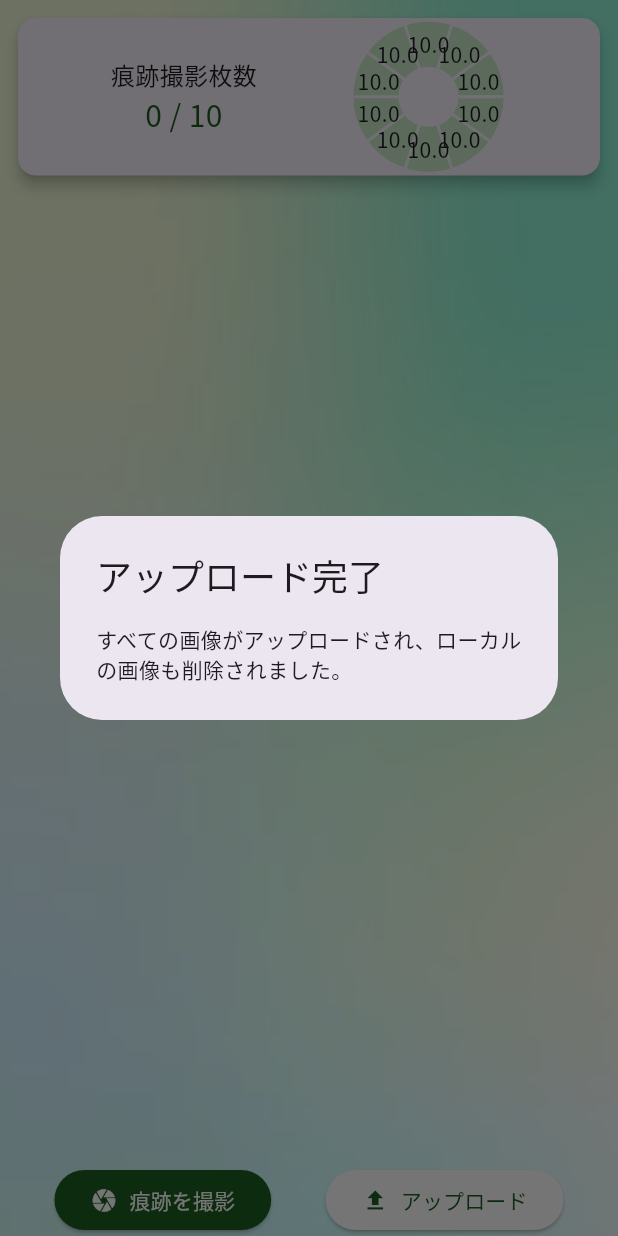
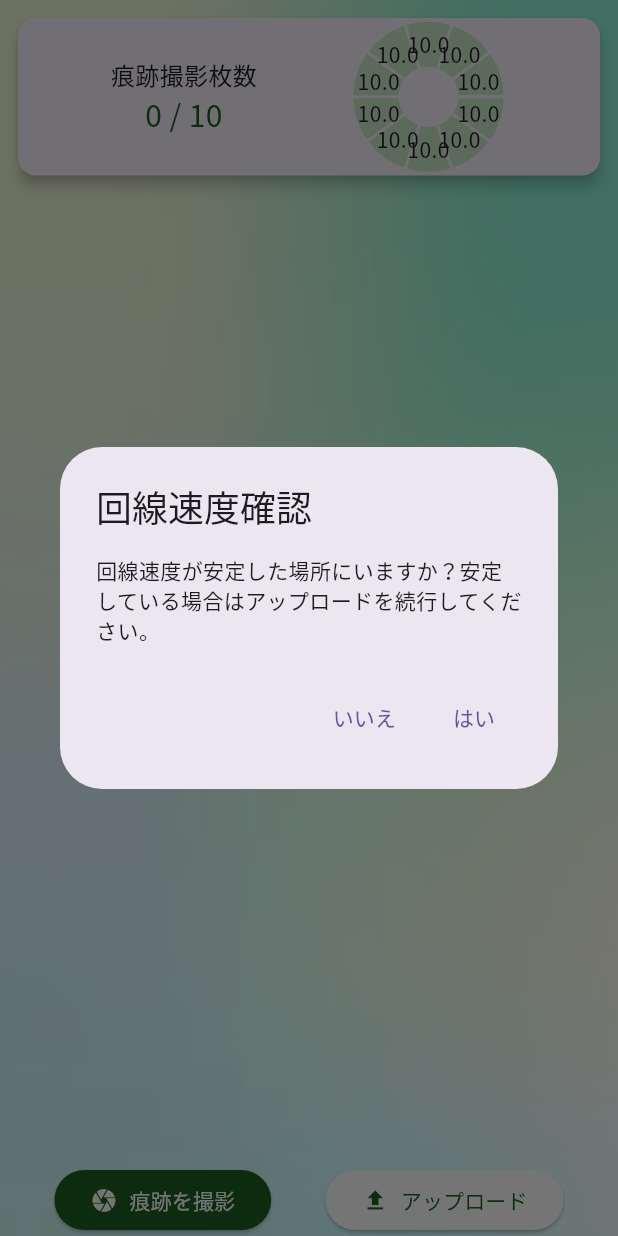
Before and after one commit to shogo1229/wildlife_app, a Flutter app: the Local_Camera screen opened directly, after a tap on "アップロード", on a phone screen of 412 x 824 dp. Run offline on Flutter 3.47's test engine with Material 3 defaults, Android fonts, the phone set to English and light mode, and no system bars; drawn by our look-alikes of fl_chart; our stand-ins replace camera, cloud_firestore, connectivity_plus, firebase_auth, firebase_core, firebase_storage and 7 more; accounts and stored records are empty; generated files the repository leaves out were written again; project files that could hold a hidden picture were left out.

Commit message:
[feat] アップロード前の確認追加

```diff
--- a/lib/widgets/organisms/trace_up/local_camera.dart
+++ b/lib/widgets/organisms/trace_up/local_camera.dart
@@ -413,6 +413,37 @@ class _Local_CameraState extends State<Local_Camera> {
       return;
     }
 
+    // ネットワーク速度が安定しているか確認するメッセージ
+    bool confirmUpload = await showDialog(
+      context: context,
+      builder: (context) {
+        return AlertDialog(
+          title: Text('回線速度確認'),
+          content: Text('回線速度が安定した場所にいますか？安定している場合はアップロードを続行してください。'),
+          actions: [
+            TextButton(
+              onPressed: () {
+                Navigator.of(context).pop(false); // 「いいえ」選択時
+              },
+              child: Text('いいえ'),
+            ),
+            TextButton(
+              onPressed: () {
+                Navigator.of(context).pop(true); // 「はい」選択時
+              },
+              child: Text('はい'),
+            ),
+          ],
+        );
+      },
+    );
+
+    if (!confirmUpload) {
+      // ユーザーが「いいえ」を選択した場合、アップロード中止
+      return;
+    }
+
+    // アップロードを開始する
     setState(() {
       _isUploading = true; // アップロード中であることを示す
     });
@@ -450,6 +481,7 @@ class _Local_CameraState extends State<Local_Camera> {
       );
     }
   }
+
 
   // ネットワーク接続確認機能
   Future<bool> _isConnectedToNetwork() async {
--- a/pubspec.yaml
+++ b/pubspec.yaml
@@ -58,6 +58,8 @@ dependencies:
   flutter_launcher_icons: ^0.13.1
   permission_handler: ^11.3.1
   fl_chart: ^0.69.0
+  http: ^1.2.0
+  flutter_speedtest: ^0.2.0
 
 
 dev_dependencies:
```
Also changed, not shown: pubspec.lock.
